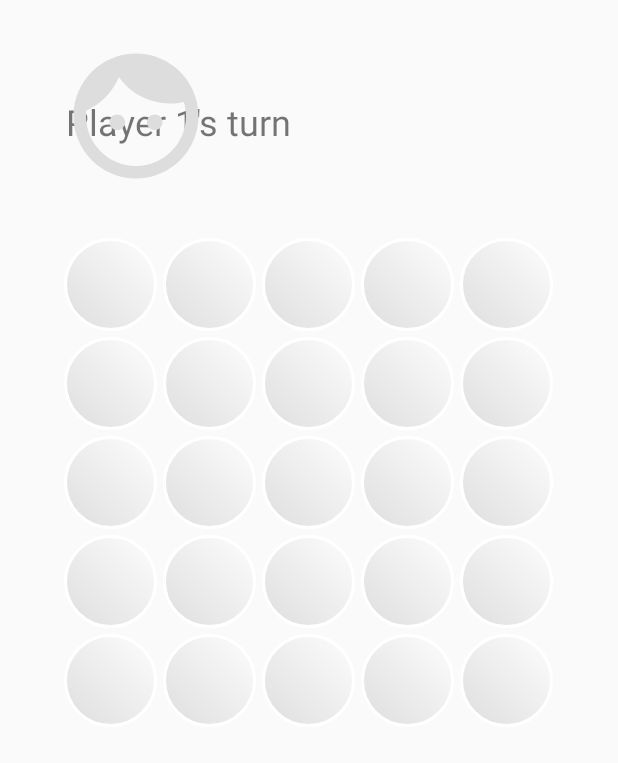
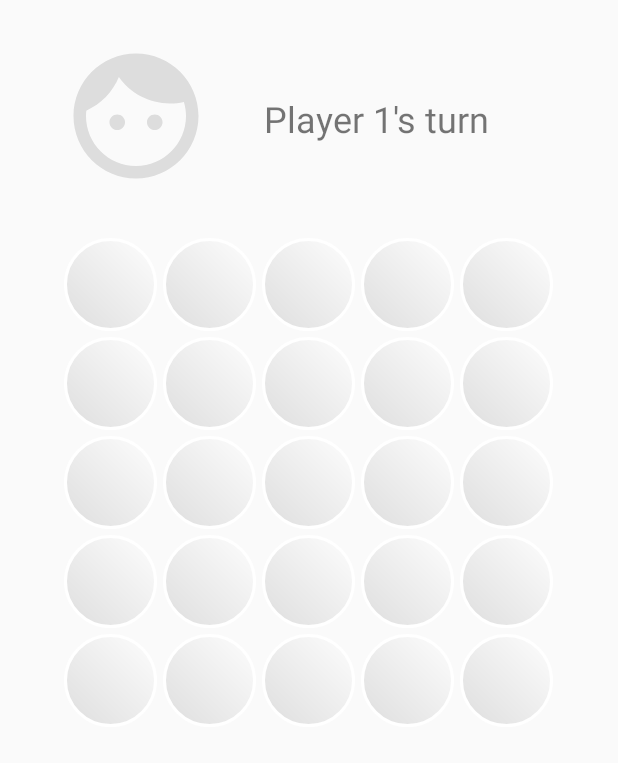
Before and after one commit to wilbur04/llama_Avoid4, an Android app: the layout activity_game.xml on its own in the app's theme, with its tools: preview values and no code run, on a phone screen of 412 x 824 dp. Shown: the top 763 px of the screen. Run offline under Robolectric (Android 15) with nearby library versions, the phone set to English and light mode, and no system bars.

Commit message:
Found alignment issue and fixed

```diff
--- a/app/src/main/res/layout/activity_game.xml
+++ b/app/src/main/res/layout/activity_game.xml
@@ -11,12 +11,12 @@
         android:fontFamily="sans-serif"
         android:text="Player 1's turn"
         android:textSize="24sp"
-        android:layout_marginLeft="24dp"
-        android:layout_marginStart="24dp"
+        android:layout_marginBottom="32dp"
         android:layout_alignBottom="@+id/p1imageView"
-        android:layout_alignLeft="@+id/restart_button"
-        android:layout_alignStart="@+id/restart_button"
-        android:layout_marginBottom="30dp" />
+        android:layout_toRightOf="@+id/p1imageView"
+        android:layout_toEndOf="@+id/p1imageView"
+        android:layout_marginLeft="35dp"
+        android:layout_marginStart="35dp" />
 
     <LinearLayout
         android:layout_width="wrap_content"
```
